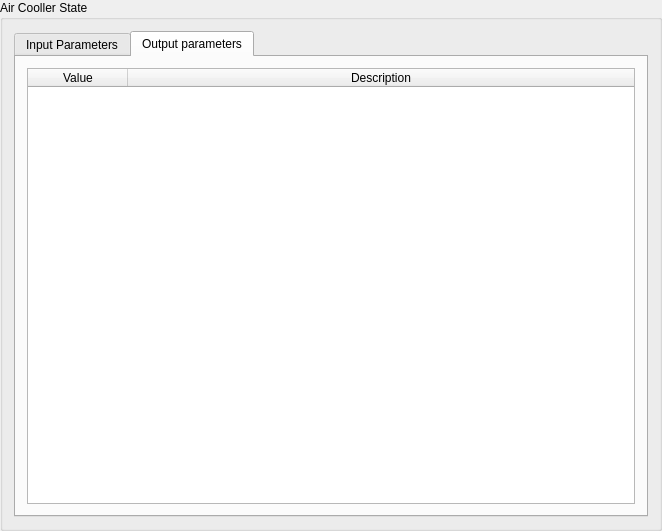
Above: AirCoolControll/AirCoolControll/coolerstatewidget.ui from ComEngineering/AirCoolControl_Desktop before the change. Below: the same form after it.
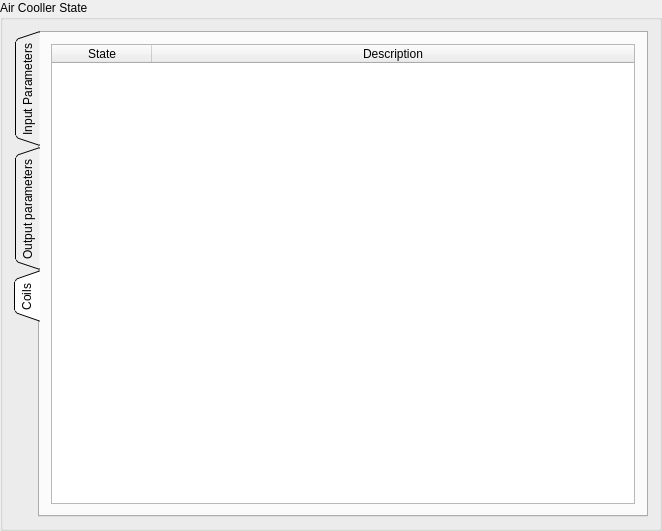
That is the form after the change.

Patch:
```diff
--- a/AirCoolControll/AirCoolControll/coolerstatewidget.ui
+++ b/AirCoolControll/AirCoolControll/coolerstatewidget.ui
@@ -53,8 +53,14 @@
          <enum>Qt::Vertical</enum>
         </property>
         <widget class="QTabWidget" name="tabWidget">
+         <property name="tabPosition">
+          <enum>QTabWidget::West</enum>
+         </property>
+         <property name="tabShape">
+          <enum>QTabWidget::Triangular</enum>
+         </property>
          <property name="currentIndex">
-          <number>1</number>
+          <number>2</number>
          </property>
          <widget class="QWidget" name="tab">
           <attribute name="title">
@@ -125,6 +131,36 @@
            </item>
           </layout>
          </widget>
+         <widget class="QWidget" name="tab_3">
+          <attribute name="title">
+           <string>Coils</string>
+          </attribute>
+          <layout class="QGridLayout" name="gridLayout_5">
+           <item row="0" column="0">
+            <widget class="QTableWidget" name="coilsTable">
+             <attribute name="horizontalHeaderStretchLastSection">
+              <bool>true</bool>
+             </attribute>
+             <attribute name="verticalHeaderDefaultSectionSize">
+              <number>20</number>
+             </attribute>
+             <attribute name="verticalHeaderMinimumSectionSize">
+              <number>20</number>
+             </attribute>
+             <column>
+              <property name="text">
+               <string>State</string>
+              </property>
+             </column>
+             <column>
+              <property name="text">
+               <string>Description</string>
+              </property>
+             </column>
+            </widget>
+           </item>
+          </layout>
+         </widget>
         </widget>
        </widget>
       </item>
```
